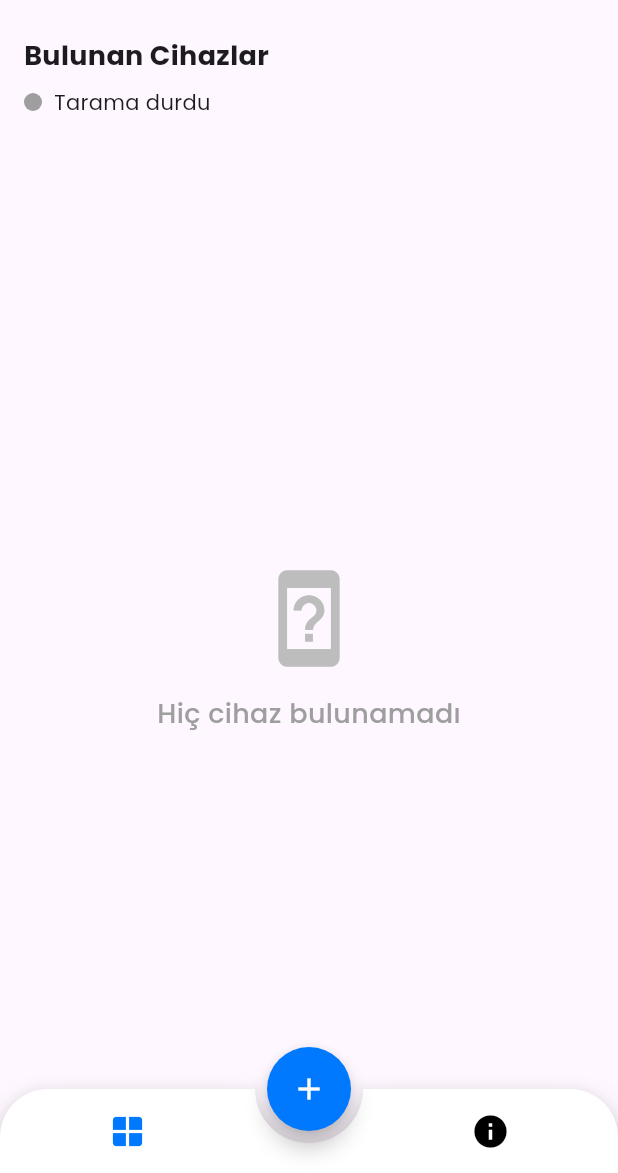
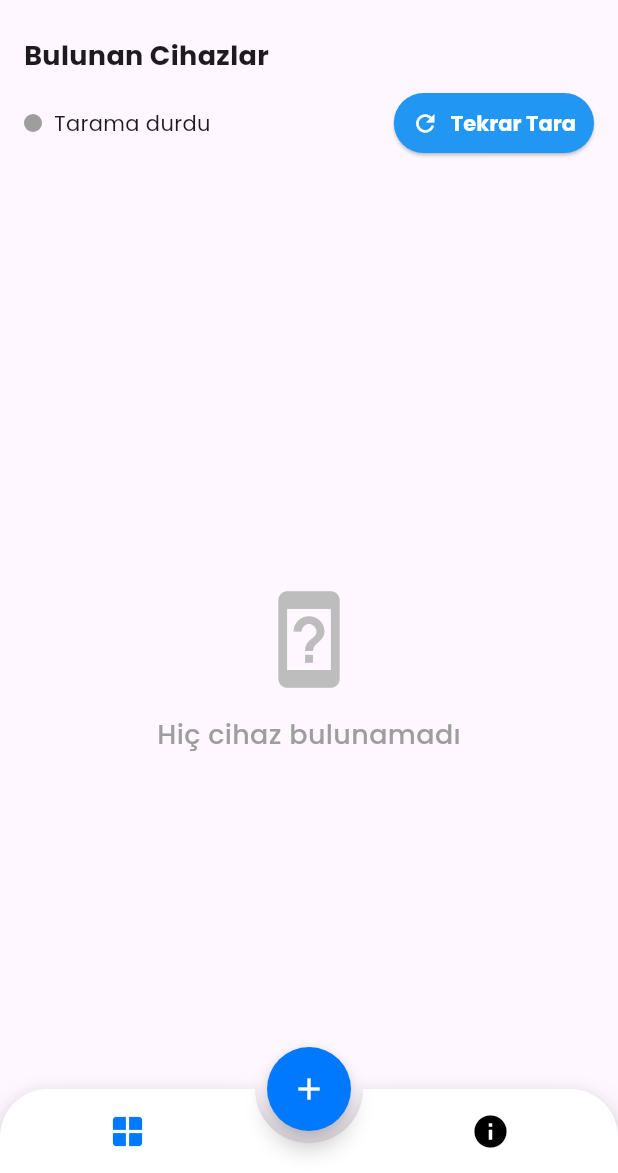
Before and after one commit to Mryuksel101/arduino_wifi, a Flutter app: the screen it shows after launch, on a phone screen of 412 x 824 dp, the part 63-1236 px from its top. Run offline on Flutter 3.47's test engine with Material 3 defaults, Android fonts, the phone set to English and light mode, and no system bars; drawn by our look-alikes of animated_bottom_navigation_bar; our stand-ins replace flutter_blue_plus, google_fonts, lottie, permission_handler; missing offline and left inert: app_settings; project files that could hold a hidden picture were left out.

Commit message:
Add rescan button to inactive scan status indicator in HomeView

```diff
--- a/lib/views/home/home_view.dart
+++ b/lib/views/home/home_view.dart
@@ -135,9 +135,8 @@ class _HomeViewState extends State<HomeView> {
           ),
           SizedBox(height: 8),
 
-          // Scan status indicator - inactive
+          // Scan status indicator - inactive with rescan button
           Row(
-            mainAxisSize: MainAxisSize.min,
             children: [
               Container(
                 width: 12,
@@ -149,6 +148,30 @@ class _HomeViewState extends State<HomeView> {
               ),
               SizedBox(width: 8),
               Text('Tarama durdu'),
+              Spacer(),
+              ElevatedButton.icon(
+                onPressed: () {},
+                icon: Icon(
+                  Icons.refresh,
+                  size: 18,
+                  color: Colors.white,
+                ),
+                label: Text(
+                  'Tekrar Tara',
+                  style: TextStyle(
+                    letterSpacing: 0.015, // tracking-[0.015em],
+                    fontWeight: FontWeight.bold, // font-bold
+                  ),
+                ),
+                style: ElevatedButton.styleFrom(
+                  backgroundColor: Colors.blue,
+                  foregroundColor: Colors.white,
+                  padding: EdgeInsets.symmetric(horizontal: 12, vertical: 8),
+                  shape: RoundedRectangleBorder(
+                    borderRadius: BorderRadius.circular(50),
+                  ),
+                ),
+              ),
             ],
           ),
           const SizedBox(height: 16),
```
